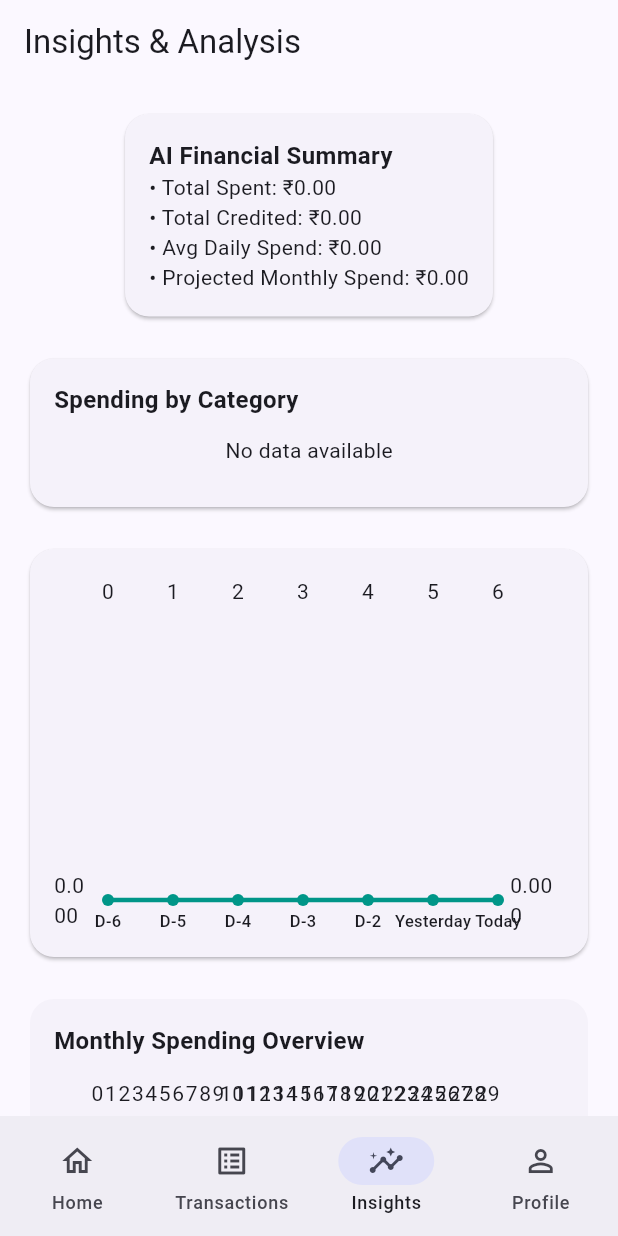
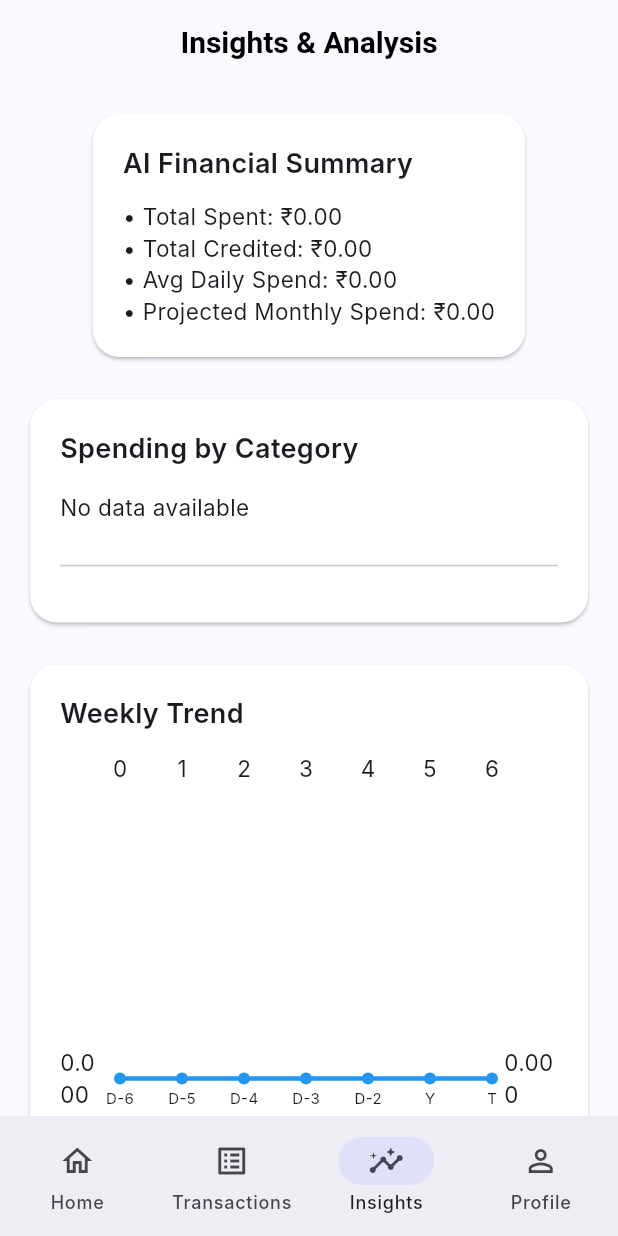
Before and after one commit to KavitaSri06/AI-Powered-Personal-Finance-Guardian, a Flutter app: the screen it shows after launch, item 3 of the bottom bar chosen, on a phone screen of 412 x 824 dp. Run offline on Flutter 3.47's test engine with Material 3 defaults, Android fonts, the phone set to English and light mode, and no system bars; drawn by our look-alikes of fl_chart; our stand-ins replace cloud_firestore, firebase_auth, firebase_core; accounts and stored records are empty; network calls fail; Roboto replaces fonts that are missing (Inter); statements that could not run were skipped.

Commit message:
Complete Finance Guardian app with AI Insights, Budget System, Charts, SMS Scanner

```diff
--- a/lib/main.dart
+++ b/lib/main.dart
@@ -4,12 +4,11 @@ import 'package:firebase_core/firebase_core.dart';
 import 'firebase_options.dart';
 import 'package:firebase_auth/firebase_auth.dart';
 
-import 'app/app_navigation.dart';   // ✅ IMPORTANT
+import 'app/app_navigation.dart';
 import 'screens/sms_debug_screen.dart';
 import 'screens/transactions_screen.dart';
 import 'screens/insights_screen.dart';
 import 'screens/transaction_details_screen.dart';
-
 
 void main() async {
   WidgetsFlutterBinding.ensureInitialized();
@@ -31,9 +30,42 @@ class MyApp extends StatelessWidget {
     return MaterialApp(
       debugShowCheckedModeBanner: false,
       title: 'Finance Guardian',
+
+      // ❗️ DO NOT MAKE THIS const
       theme: ThemeData(
-        colorSchemeSeed: Colors.indigo,
         useMaterial3: true,
+
+        colorScheme: ColorScheme.fromSeed(
+          seedColor: Colors.indigo,
+          brightness: Brightness.light,
+        ),
+
+        fontFamily: "Inter",
+
+        // ⭐ Correct CardThemeData — no const needed
+        cardTheme: CardThemeData(
+          elevation: 0,
+          color: Colors.white,
+          shape: RoundedRectangleBorder(
+            borderRadius: BorderRadius.circular(20),
+          ),
+        ),
+
+        appBarTheme: const AppBarTheme(
+          elevation: 0,
+          centerTitle: true,
+          backgroundColor: Colors.transparent,
+          titleTextStyle: TextStyle(
+            fontSize: 20,
+            fontWeight: FontWeight.w600,
+            color: Colors.black,
+          ),
+        ),
+
+        textTheme: const TextTheme(
+          bodyMedium: TextStyle(fontSize: 15),
+          titleMedium: TextStyle(fontWeight: FontWeight.w600),
+        ),
       ),
 
       routes: {
@@ -41,11 +73,10 @@ class MyApp extends StatelessWidget {
         "/transactions": (_) => TransactionsScreen(),
         "/transactionDetails": (_) => TransactionDetailsScreen(),
         "/insights": (_) => InsightsScreen(),
-
-
+        "/budgets": (_) => BudgetSettingsScreen(),
       },
 
-      home: AppNavigation(), // 👈 now this works
+      home:  AppNavigation(),
     );
   }
 }
--- a/lib/screens/insights_screen.dart
+++ b/lib/screens/insights_screen.dart
@@ -2,11 +2,11 @@ import 'package:flutter/material.dart';
 import '../services/firestore_service.dart';
 import '../services/insights_service.dart';
 import '../services/insights_result.dart';
+
 import '../widgets/cards/ai_message_card.dart';
 import '../widgets/charts/category_pie_chart.dart';
 import '../widgets/charts/weekly_line_chart.dart';
 import '../widgets/charts/monthly_bar_chart.dart';
-
 
 class InsightsScreen extends StatefulWidget {
   const InsightsScreen({super.key});
@@ -34,6 +34,7 @@ class _InsightsScreenState extends State<InsightsScreen> {
     final insights = InsightsService.generateInsights(txns: txns);
 
     budgets = await firestore.getBudgets();
+
     budgetStatus =
         InsightsService.computeBudgetStatus(insights.categoryTotals, budgets);
 
@@ -45,26 +46,36 @@ class _InsightsScreenState extends State<InsightsScreen> {
 
   @override
   Widget build(BuildContext context) {
-    if (loading) {
-      return const Scaffold(body: Center(child: CircularProgressIndicator()));
+    if (loading || result == null) {
+      return const Scaffold(
+        body: Center(child: CircularProgressIndicator()),
+      );
     }
 
     return Scaffold(
-      appBar: AppBar(title: const Text("Insights & Analysis")),
+      appBar: AppBar(
+        title: const Text("Insights & Analysis"),
+        elevation: 0,
+      ),
       body: SingleChildScrollView(
         padding: const EdgeInsets.all(16),
         child: Column(
           children: [
             _summaryCard(),
             const SizedBox(height: 20),
+
             _pieChartCard(),
             const SizedBox(height: 20),
+
             _weeklyChartCard(),
             const SizedBox(height: 20),
+
             _monthlyChartCard(),
-            SizedBox(height: 20),
+            const SizedBox(height: 20),
+
             _budgetCard(),
             const SizedBox(height: 20),
+
             _messagesCard(),
           ],
         ),
@@ -72,16 +83,21 @@ class _InsightsScreenState extends State<InsightsScreen> {
     );
   }
 
+  // ------------------------------------------------------------
+  // SUMMARY CARD
+  // ------------------------------------------------------------
   Widget _summaryCard() {
     return Card(
-      shape: RoundedRectangleBorder(borderRadius: BorderRadius.circular(16)),
+      shape: RoundedRectangleBorder(borderRadius: BorderRadius.circular(18)),
+      elevation: 1,
       child: Padding(
-        padding: const EdgeInsets.all(16),
+        padding: const EdgeInsets.all(20),
         child: Column(
             crossAxisAlignment: CrossAxisAlignment.start,
             children: [
               const Text("AI Financial Summary",
-                  style: TextStyle(fontSize: 16, fontWeight: FontWeight.bold)),
+                  style: TextStyle(fontSize: 18, fontWeight: FontWeight.w600)),
+              const SizedBox(height: 12),
               Text("• Total Spent: ₹${result!.totalSpent.toStringAsFixed(2)}"),
               Text("• Total Credited: ₹${result!.totalCredited.toStringAsFixed(2)}"),
               Text("• Avg Daily Spend: ₹${result!.avgDailySpend.toStringAsFixed(2)}"),
@@ -91,99 +107,140 @@ class _InsightsScreenState extends State<InsightsScreen> {
     );
   }
 
+  // ------------------------------------------------------------
+  // PIE CHART + LEGEND BELOW
+  // ------------------------------------------------------------
   Widget _pieChartCard() {
     return Card(
-      shape: RoundedRectangleBorder(borderRadius: BorderRadius.circular(16)),
+      shape: RoundedRectangleBorder(borderRadius: BorderRadius.circular(18)),
+      elevation: 1,
       child: Padding(
-        padding: const EdgeInsets.all(16),
+        padding: const EdgeInsets.all(20),
         child: Column(
             crossAxisAlignment: CrossAxisAlignment.start,
             children: [
-              const Text("Spending by Category",
-                  style: TextStyle(fontSize: 16, fontWeight: FontWeight.bold)),
-              const SizedBox(height: 12),
+              const Text(
+                "Spending by Category",
+                style: TextStyle(fontSize: 18, fontWeight: FontWeight.w600),
+              ),
+              const SizedBox(height: 16),
+
+              // Clean pie chart (no labels inside)
               CategoryPieChart(values: result!.categoryTotals),
-              const SizedBox(height: 12),
+
+              const SizedBox(height: 20),
+              const Divider(),
+
+              // Clean LEGEND
+              const SizedBox(height: 10),
+              ...result!.categoryTotals.entries.map((e) {
+                return Padding(
+                  padding: const EdgeInsets.symmetric(vertical: 6),
+                  child: Row(
+                    mainAxisAlignment: MainAxisAlignment.spaceBetween,
+                    children: [
+                      Text(e.key.toUpperCase(),
+                          style: const TextStyle(
+                              fontWeight: FontWeight.w500,
+                              fontSize: 14)),
+                      Text("₹${e.value.toStringAsFixed(2)}",
+                          style: const TextStyle(fontSize: 14)),
+                    ],
+                  ),
+                );
+              })
             ]),
       ),
     );
   }
 
+  // ------------------------------------------------------------
+  // WEEKLY TREND CHART
+  // ------------------------------------------------------------
   Widget _weeklyChartCard() {
     return Card(
-      shape: RoundedRectangleBorder(borderRadius: BorderRadius.circular(16)),
+      shape: RoundedRectangleBorder(borderRadius: BorderRadius.circular(18)),
+      elevation: 1,
       child: Padding(
-        padding: const EdgeInsets.all(16),
-        child: WeeklyLineChart(values: result!.weeklyTotals),
-      ),
-    );
-  }
-  Widget _monthlyChartCard() {
-    return Card(
-      shape: RoundedRectangleBorder(borderRadius: BorderRadius.circular(16)),
-      elevation: 0,
-      child: Padding(
-        padding: const EdgeInsets.all(16),
+        padding: const EdgeInsets.all(20),
         child: Column(
           crossAxisAlignment: CrossAxisAlignment.start,
           children: [
             const Text(
-              "Monthly Spending Overview",
-              style: TextStyle(fontSize: 16, fontWeight: FontWeight.bold),
+              "Weekly Trend",
+              style: TextStyle(fontSize: 18, fontWeight: FontWeight.w600),
             ),
             const SizedBox(height: 12),
-
-            // 🔥 Monthly bar chart
-            MonthlyBarChart(
-              values: result!.monthlyTotals,
-            ),
-
-            const SizedBox(height: 12),
+            WeeklyLineChart(values: result!.weeklyTotals),
           ],
         ),
       ),
     );
   }
 
+  // ------------------------------------------------------------
+  // MONTHLY BAR CHART
+  // ------------------------------------------------------------
+  Widget _monthlyChartCard() {
+    return Card(
+      shape: RoundedRectangleBorder(borderRadius: BorderRadius.circular(16)),
+      child: Padding(
+        padding: const EdgeInsets.all(16),
+        child: Column(
+          crossAxisAlignment: CrossAxisAlignment.start,
+          children: [
+            const Text("Monthly Spending Overview",
+                style: TextStyle(fontSize: 16, fontWeight: FontWeight.bold)),
+            const SizedBox(height: 12),
+            MonthlyBarChart(values: result!.monthlyTotals),
+          ],
+        ),
+      ),
+    );
+  }
+
+
+  // ------------------------------------------------------------
+  // BUDGET PROGRESS CARD
+  // ------------------------------------------------------------
   Widget _budgetCard() {
     return Column(
       crossAxisAlignment: CrossAxisAlignment.start,
       children: [
         const Text("Budget Usage",
-            style: TextStyle(fontSize: 18, fontWeight: FontWeight.bold)),
+            style: TextStyle(fontSize: 20, fontWeight: FontWeight.w700)),
         const SizedBox(height: 12),
+
         ...budgetStatus.map((b) {
-          return Container(
-            margin: const EdgeInsets.only(bottom: 12),
-            padding: const EdgeInsets.all(16),
-            decoration: BoxDecoration(
-              color: Colors.white,
-              borderRadius: BorderRadius.circular(16),
-              boxShadow: const [
-                BoxShadow(color: Colors.black12, blurRadius: 6)
-              ],
-            ),
-            child: Column(
-              crossAxisAlignment: CrossAxisAlignment.start,
-              children: [
-                Text(b["category"].toUpperCase(),
-                    style: const TextStyle(
-                        fontSize: 16, fontWeight: FontWeight.bold)),
-                const SizedBox(height: 6),
-                LinearProgressIndicator(
-                  value: (b["limit"] > 0)
-                      ? (b["percent"] / 100).clamp(0.0, 1.0)
-                      : 0,
-                  color: (b["status"] == "over")
-                      ? Colors.red
-                      : (b["status"] == "warning")
-                      ? Colors.orange
-                      : Colors.blue,
-                ),
-                const SizedBox(height: 8),
-                Text("₹${b["spent"]} / ₹${b["limit"]}",
-                    style: const TextStyle(color: Colors.black54)),
-              ],
+          return Card(
+            shape: RoundedRectangleBorder(borderRadius: BorderRadius.circular(16)),
+            child: Padding(
+              padding: const EdgeInsets.all(16),
+              child: Column(
+                crossAxisAlignment: CrossAxisAlignment.start,
+                children: [
+                  Text(b["category"].toUpperCase(),
+                      style: const TextStyle(
+                          fontWeight: FontWeight.w600, fontSize: 16)),
+                  const SizedBox(height: 6),
+
+                  LinearProgressIndicator(
+                    value: (b["percent"] / 100).clamp(0.0, 1.0),
+                    minHeight: 8,
+                    backgroundColor: Colors.grey.shade300,
+                    color: (b["status"] == "over")
+                        ? Colors.red
+                        : (b["status"] == "warning")
+                        ? Colors.orange
+                        : Colors.indigo,
+                  ),
+
+                  const SizedBox(height: 8),
+                  Text("₹${b["spent"]} / ₹${b["limit"]}",
+                      style:
+                      const TextStyle(fontSize: 13, color: Colors.black54)),
+                ],
+              ),
             ),
           );
         })
@@ -191,12 +248,17 @@ class _InsightsScreenState extends State<InsightsScreen> {
     );
   }
 
+  // ------------------------------------------------------------
+  // AI INSIGHTS MESSAGES
+  // ------------------------------------------------------------
   Widget _messagesCard() {
     return Column(
+      crossAxisAlignment: CrossAxisAlignment.start,
       children: [
         const Text("AI Insights",
-            style: TextStyle(fontSize: 18, fontWeight: FontWeight.bold)),
+            style: TextStyle(fontSize: 20, fontWeight: FontWeight.w700)),
         const SizedBox(height: 12),
+
         ...result!.messages.map((msg) => AIMessageCard(message: msg)),
       ],
     );
--- a/lib/services/insights_result.dart
+++ b/lib/services/insights_result.dart
@@ -5,9 +5,9 @@ class InsightsResult {
   final double projectedMonthlySpend;
 
   final Map<String, double> categoryTotals;
+  final List<double> weeklyTotals;
 
-  final List<double> weeklyTotals;     // 7 days
-  final List<double> monthlyTotals;    // 30 days for bar chart
+  final List<double> monthlyTotals;   // ✅ NEW
 
   final List<String> messages;
 
@@ -18,7 +18,7 @@ class InsightsResult {
     required this.projectedMonthlySpend,
     required this.categoryTotals,
     required this.weeklyTotals,
-    required this.monthlyTotals,
+    required this.monthlyTotals,      // ✅ NEW
     required this.messages,
   });
 }
--- a/lib/services/insights_service.dart
+++ b/lib/services/insights_service.dart
@@ -11,8 +11,8 @@ class InsightsService {
         avgDailySpend: 0,
         projectedMonthlySpend: 0,
         categoryTotals: {},
-        weeklyTotals: [0, 0, 0, 0, 0, 0, 0],
-        monthlyTotals: List.filled(30, 0),
+        weeklyTotals: List.filled(7, 0),
+        monthlyTotals: List.filled(12, 0),   // 🔥 NEW
         messages: ["No transactions found. Scan SMS to get insights."],
       );
     }
@@ -21,78 +21,62 @@ class InsightsService {
     double totalCredited = 0;
 
     for (var t in txns) {
-      if (t.type == "debit") {
-        totalSpent += t.amount;
-      } else {
-        totalCredited += t.amount;
-      }
+      if (t.type == "debit") totalSpent += t.amount;
+      else totalCredited += t.amount;
     }
 
     // CATEGORY TOTALS
     final catTotals = CategoryTotalsService.calculate(txns);
 
-    // WEEKLY TOTALS (LAST 7 DAYS)
+    // WEEKLY TOTALS
     List<double> weekly = List.filled(7, 0);
     for (var t in txns) {
       int diff = DateTime.now().difference(t.timestamp).inDays;
-      if (diff < 7) {
-        weekly[6 - diff] += t.amount;
+      if (diff < 7 && diff >= 0) weekly[6 - diff] += t.amount;
+    }
+
+    // MONTHLY TOTALS (12 MONTHS ONLY)
+    List<double> monthlyTotals = List.filled(12, 0);
+
+    for (var t in txns) {
+      if (t.type == "debit") {
+        int monthIndex = t.timestamp.month - 1; // Jan = 0
+        monthlyTotals[monthIndex] += t.amount;
       }
     }
 
-    // MONTHLY TOTALS (LAST 30 DAYS)
-    List<double> monthly = List.filled(30, 0);
-    for (var t in txns) {
-      int diff = DateTime.now().difference(t.timestamp).inDays;
-      if (diff < 30) {
-        monthly[29 - diff] += t.amount;
+    double avgDaily = totalSpent / 30;
+    double projected = avgDaily * 30;
+
+    // AI MESSAGES
+    List<String> msgs = [];
+
+    // TOP CATEGORY
+    if (catTotals.isNotEmpty) {
+      var topEntry = catTotals.entries.reduce((a, b) => a.value > b.value ? a : b);
+      msgs.add("📌 Highest spending: *${topEntry.key}* → ₹${topEntry.value}");
+    }
+
+    // SPENDING SPIKE
+    if (weekly.length >= 2) {
+      double yesterday = weekly[5];
+      double today = weekly[6];
+
+      if (yesterday > 0 && today > yesterday * 1.5) {
+        msgs.add("🔥 Today you spent ~${((today / yesterday) * 100).toStringAsFixed(0)}% more than yesterday.");
       }
     }
 
-    // DAILY AVG + PROJECTION
-    double avgDaily = totalSpent / 30;
-    double projected = avgDaily * 30;
-
-    // 🔥 AI MESSAGES
-    List<String> msgs = [];
-
-    // 1️⃣ TOP CATEGORY
-    if (catTotals.isNotEmpty) {
-      var top = catTotals.entries.reduce((a, b) => a.value > b.value ? a : b);
-      msgs.add("📌 Highest spending: *${top.key}* → ₹${top.value.toStringAsFixed(2)}");
-    }
-
-    // 2️⃣ TODAY VS YESTERDAY SPIKE
-    if (weekly.length >= 7) {
-      double yesterday = weekly[5];
-      double today = weekly[6];
-      if (yesterday > 0 && today > yesterday * 1.5) {
-        msgs.add("⚠ You spent *${((today / yesterday) * 100).toStringAsFixed(0)}% more* today.");
-      }
-    }
-
-    // 3️⃣ WEEKLY TREND
-    double weekTotal = weekly.reduce((a, b) => a + b);
-    if (weekTotal > avgDaily * 7 * 1.2) {
-      msgs.add("🔥 Your weekly spending is ~20% higher than normal.");
-    }
-
-    // 4️⃣ PROJECTED SPENDING
+    // PROJECTED MONTHLY SPEND
     msgs.add("📅 Projected monthly spend → ₹${projected.toStringAsFixed(2)}");
 
-    // 5️⃣ INCOME WARNING
-    if (totalCredited > 0 && projected > totalCredited) {
-      msgs.add("⚠ Your spending projection is higher than your credited income.");
-    }
-
-    // 6️⃣ CATEGORY GROWTH WARNING
+    // CATEGORY SPIKE (WEEK)
     catTotals.forEach((cat, amt) {
       if (amt > avgDaily * 6) {
-        msgs.add("📈 *$cat* spending is rising faster than usual → ₹$amt this week.");
+        msgs.add("📈 *$cat* spending is rising unusually → ₹$amt this week.");
       }
     });
 
-    // RETURN FINAL RESULT BUNDLE
     return InsightsResult(
       totalSpent: totalSpent,
       totalCredited: totalCredited,
@@ -100,12 +84,11 @@ class InsightsService {
       projectedMonthlySpend: projected,
       categoryTotals: catTotals,
       weeklyTotals: weekly,
-      monthlyTotals: monthly,
+      monthlyTotals: monthlyTotals,  // 🔥 ADDED
       messages: msgs,
     );
   }
 
-  // 🔍 Budget logic
   static List<Map<String, dynamic>> computeBudgetStatus(
       Map<String, double> categoryTotals,
       Map<String, dynamic> budgets) {
@@ -113,26 +96,18 @@ class InsightsService {
 
     categoryTotals.forEach((category, spent) {
       final limit = (budgets[category] ?? 0).toDouble();
-
-      double percent = 0;
-      String status = "ok";
-
-      if (limit > 0) {
-        percent = (spent / limit) * 100;
-
-        if (percent >= 100) {
-          status = "over";
-        } else if (percent >= 80) {
-          status = "warning";
-        }
-      }
+      double percent = (limit > 0) ? (spent / limit) * 100 : 0;
 
       result.add({
         "category": category,
         "spent": spent,
         "limit": limit,
         "percent": percent,
-        "status": status,
+        "status": percent >= 100
+            ? "over"
+            : percent >= 80
+            ? "warning"
+            : "ok",
       });
     });
 
--- a/lib/widgets/charts/monthly_bar_chart.dart
+++ b/lib/widgets/charts/monthly_bar_chart.dart
@@ -2,49 +2,50 @@ import 'package:fl_chart/fl_chart.dart';
 import 'package:flutter/material.dart';
 
 class MonthlyBarChart extends StatelessWidget {
-  final List<double> values; // 👈 LIST, NOT MAP
+  final List<double> values;
 
   const MonthlyBarChart({super.key, required this.values});
 
   @override
   Widget build(BuildContext context) {
-    if (values.isEmpty) {
-      return const Text("No monthly data");
+    if (values.length != 12) {
+      return const Text("Invalid monthly data");
     }
 
     return SizedBox(
-      height: 200,
+      height: 240,
       child: BarChart(
         BarChartData(
+          alignment: BarChartAlignment.spaceAround,
+          gridData: FlGridData(show: true),
           borderData: FlBorderData(show: false),
-          gridData: FlGridData(show: false),
+
           titlesData: FlTitlesData(
-            leftTitles: AxisTitles(sideTitles: SideTitles(showTitles: true)),
+            leftTitles: AxisTitles(
+              sideTitles: SideTitles(showTitles: true),
+            ),
             bottomTitles: AxisTitles(
               sideTitles: SideTitles(
                 showTitles: true,
-                interval: 5,
-                getTitlesWidget: (value, meta) {
-                  int i = value.toInt();
-                  if (i < 0 || i >= values.length) return const SizedBox();
-                  return Text(
-                    "D-${29 - i}",
-                    style: const TextStyle(fontSize: 8),
-                  );
+                getTitlesWidget: (value, _) {
+                  const months = ["J","F","M","A","M","J","J","A","S","O","N","D"];
+                  if (value.toInt() < 0 || value.toInt() > 11) return Container();
+                  return Text(months[value.toInt()]);
                 },
               ),
             ),
           ),
-          barGroups: List.generate(values.length, (index) {
+
+          barGroups: List.generate(12, (i) {
             return BarChartGroupData(
-              x: index,
+              x: i,
               barRods: [
                 BarChartRodData(
-                  toY: values[index],
-                  width: 4,
-                  borderRadius: BorderRadius.circular(2),
+                  toY: values[i],
+                  width: 12,
+                  borderRadius: BorderRadius.circular(4),
                   color: Colors.blue,
-                )
+                ),
               ],
             );
           }),
--- a/lib/widgets/charts/weekly_line_chart.dart
+++ b/lib/widgets/charts/weekly_line_chart.dart
@@ -8,60 +8,56 @@ class WeeklyLineChart extends StatelessWidget {
 
   @override
   Widget build(BuildContext context) {
-    if (values.isEmpty) {
-      return const Center(child: Text("No weekly data"));
-    }
-
     return SizedBox(
       height: 240,
       child: LineChart(
         LineChartData(
           minY: 0,
-          gridData: FlGridData(show: true, drawVerticalLine: false),
           titlesData: FlTitlesData(
             leftTitles: AxisTitles(
-              sideTitles: SideTitles(showTitles: true, reservedSize: 36),
+              sideTitles: SideTitles(
+                showTitles: true,
+                reservedSize: 40,
+                interval: _interval(values),
+              ),
             ),
             bottomTitles: AxisTitles(
               sideTitles: SideTitles(
                 showTitles: true,
                 interval: 1,
                 getTitlesWidget: (value, meta) {
-                  final labels = ["D-6", "D-5", "D-4", "D-3", "D-2", "Yesterday", "Today"];
-                  int idx = value.toInt();
-                  if (idx < 0 || idx >= labels.length) return const SizedBox();
+                  final labels = ["D-6", "D-5", "D-4", "D-3", "D-2", "Y", "T"];
+                  int i = value.toInt();
+                  if (i < 0 || i >= labels.length) return const SizedBox();
                   return Padding(
                     padding: const EdgeInsets.only(top: 6),
-                    child: Text(
-                      labels[idx],
-                      style: const TextStyle(fontSize: 11, fontWeight: FontWeight.w500),
-                    ),
+                    child: Text(labels[i], style: const TextStyle(fontSize: 10)),
                   );
                 },
               ),
             ),
           ),
-
+          gridData: FlGridData(show: true, drawVerticalLine: false),
           borderData: FlBorderData(show: false),
-
           lineBarsData: [
             LineChartBarData(
-              color: Colors.teal,
+              spots: [
+                for (var i = 0; i < values.length; i++)
+                  FlSpot(i.toDouble(), values[i]),
+              ],
               isCurved: true,
               barWidth: 3,
               dotData: FlDotData(show: true),
-              belowBarData: BarAreaData(
-                show: true,
-                color: Colors.teal.withOpacity(0.2),
-              ),
-              spots: [
-                for (int i = 0; i < values.length; i++)
-                  FlSpot(i.toDouble(), values[i]),
-              ],
+              color: Colors.blue,
             ),
           ],
         ),
       ),
     );
   }
+
+  double _interval(List<double> v) {
+    double max = v.reduce((a, b) => a > b ? a : b);
+    return max / 4; // so labels don't overlap
+  }
 }
```
Also changed, not shown: lib/widgets/animations/fade_slide.dart (added, +59 -0 lines), lib/widgets/charts/category_pie_chart.dart (+44 -24 lines), pubspec.yaml (+8 -0 lines).
